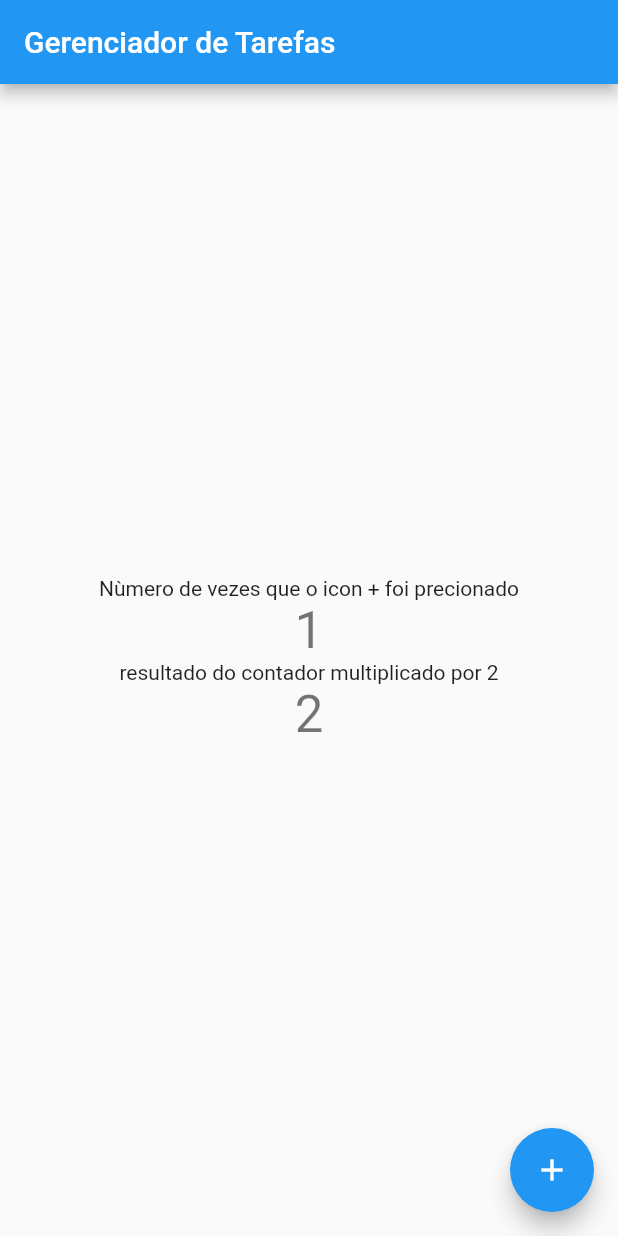
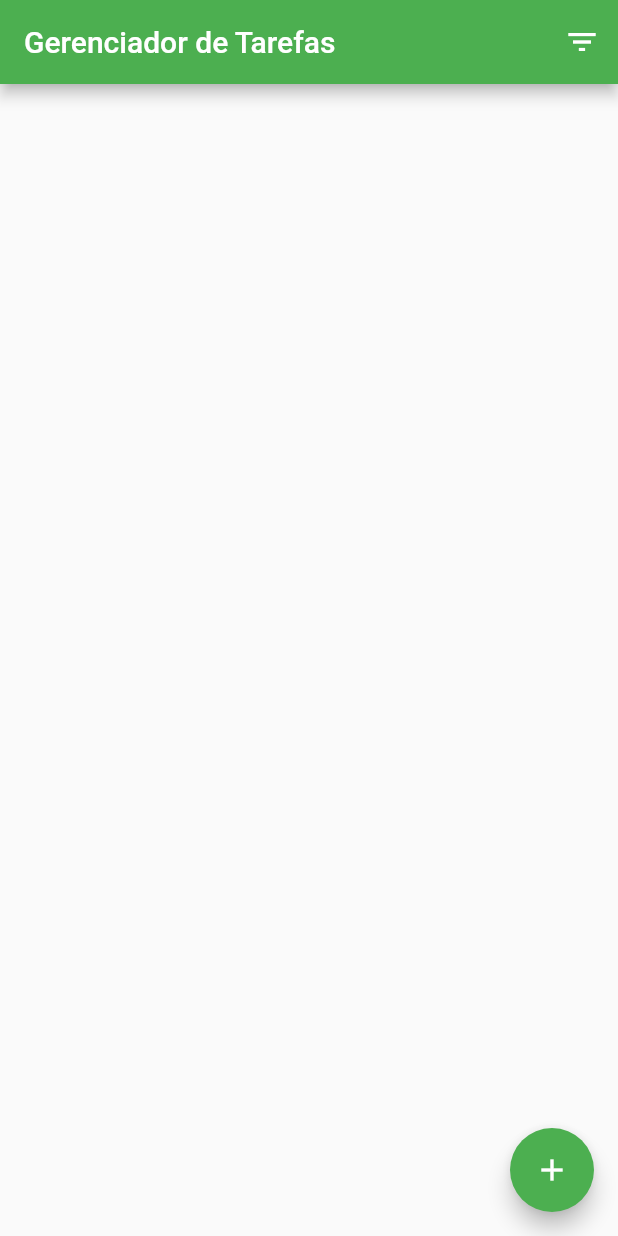
Before and after one commit to vinibraun/cadastro_pontos_turisticos, a Flutter app: the screen it shows after launch, after a tap on the "add" icon, on a phone screen of 412 x 824 dp. Run offline on Flutter 3.47's test engine with Material 2 defaults, Android fonts, the phone set to English and light mode, and no system bars.

Commit message:
commit aula 07-03

```diff
--- a/lib/main.dart
+++ b/lib/main.dart
@@ -1,126 +1,23 @@
 import 'package:flutter/material.dart';
+import 'package:gerenciador_tarefas_md/pages/lista_tarefas_page.dart';
 
 void main() {
-  runApp(const MyApp());
+  runApp(const AppGerenciadorTarefas());
 }
 
-class MyApp extends StatelessWidget {
-  const MyApp({super.key});
+class AppGerenciadorTarefas extends StatelessWidget {
+  const AppGerenciadorTarefas({super.key});
 
   // This widget is the root of your application.
   @override
   Widget build(BuildContext context) {
     return MaterialApp(
       title: 'App - Gerenciador de tarefas',
+      debugShowCheckedModeBanner: false,
       theme: ThemeData(
-        // This is the theme of your application.
-        //
-        // Try running your application with "flutter run". You'll see the
-        // application has a blue toolbar. Then, without quitting the app, try
-        // changing the primarySwatch below to Colors.green and then invoke
-        // "hot reload" (press "r" in the console where you ran "flutter run",
-        // or simply save your changes to "hot reload" in a Flutter IDE).
-        // Notice that the counter didn't reset back to zero; the application
-        // is not restarted.
-        primarySwatch: Colors.blue,
+        primarySwatch: Colors.green,
       ),
-      home: const MyHomePage(title: 'Gerenciador de Tarefas'),
+      home: ListaTarefaPage(),
     );
   }
 }
-
-class MyHomePage extends StatefulWidget {
-  const MyHomePage({super.key, required this.title});
-
-  // This widget is the home page of your application. It is stateful, meaning
-  // that it has a State object (defined below) that contains fields that affect
-  // how it looks.
-
-  // This class is the configuration for the state. It holds the values (in this
-  // case the title) provided by the parent (in this case the App widget) and
-  // used by the build method of the State. Fields in a Widget subclass are
-  // always marked "final".
-
-  final String title;
-
-  @override
-  State<MyHomePage> createState() => _MyHomePageState();
-}
-
-class _MyHomePageState extends State<MyHomePage> {
-  int _counter = 0;
-  int _numero = 0;
-
-  void _incrementCounter() {
-    _counter++;
-    _numero = (_counter * 2);
-    setState(() {
-      // This call to setState tells the Flutter framework that something has
-      // changed in this State, which causes it to rerun the build method below
-      // so that the display can reflect the updated values. If we changed
-      // _counter without calling setState(), then the build method would not be
-      // called again, and so nothing would appear to happen.
-      _counter;
-      //_numero;
-    });
-  }
-
-  @override
-  Widget build(BuildContext context) {
-    // This method is rerun every time setState is called, for instance as done
-    // by the _incrementCounter method above.
-    //
-    // The Flutter framework has been optimized to make rerunning build methods
-    // fast, so that you can just rebuild anything that needs updating rather
-    // than having to individually change instances of widgets.
-    return Scaffold(
-      appBar: AppBar(
-        // Here we take the value from the MyHomePage object that was created by
-        // the App.build method, and use it to set our appbar title.
-        title: Text(widget.title),
-      ),
-      body: Center(
-        // Center is a layout widget. It takes a single child and positions it
-        // in the middle of the parent.
-        child: Column(
-          // Column is also a layout widget. It takes a list of children and
-          // arranges them vertically. By default, it sizes itself to fit its
-          // children horizontally, and tries to be as tall as its parent.
-          //
-          // Invoke "debug painting" (press "p" in the console, choose the
-          // "Toggle Debug Paint" action from the Flutter Inspector in Android
-          // Studio, or the "Toggle Debug Paint" command in Visual Studio Code)
-          // to see the wireframe for each widget.
-          //
-          // Column has various properties to control how it sizes itself and
-          // how it positions its children. Here we use mainAxisAlignment to
-          // center the children vertically; the main axis here is the vertical
-          // axis because Columns are vertical (the cross axis would be
-          // horizontal).
-          mainAxisAlignment: MainAxisAlignment.center,
-          children: <Widget>[
-            const Text(
-              'Nùmero de vezes que o icon + foi precionado',
-            ),
-            Text(
-              '$_counter',
-              style: Theme.of(context).textTheme.headlineMedium,
-            ),
-            const Text(
-              'resultado do contador multiplicado por 2',
-            ),
-            Text(
-              '$_numero',
-              style: Theme.of(context).textTheme.headlineMedium,
-            ),
-          ],
-        ),
-      ),
-      floatingActionButton: FloatingActionButton(
-        onPressed: _incrementCounter,
-        tooltip: 'Increment',
-        child: const Icon(Icons.add),
-      ), // This trailing comma makes auto-formatting nicer for build methods.
-    );
-  }
-}
--- /dev/null
+++ b/lib/model/tarefa.dart
@@ -0,0 +1,23 @@
+import 'package:intl/intl.dart';
+
+class Tarefa{
+
+  static const CAMPO_ID = 'id';
+  static const CAMPO_DESCRICAO = 'descricao';
+  static const CAMPO_PRAZO = 'prazo';
+
+  int id;
+  String descricao;
+  DateTime? prazo;
+
+  Tarefa({required this.id, required this.descricao, this.prazo});
+
+  String get prazoFormatado{
+    if (prazo == null){
+      return ' ';
+    }
+    return DateFormat('dd/MM/yyy').format(prazo!);
+  }
+
+
+}
--- /dev/null
+++ b/lib/pages/lista_tarefas_page.dart
@@ -0,0 +1,40 @@
+
+import 'package:flutter/cupertino.dart';
+import 'package:flutter/material.dart';
+
+class ListaTarefaPage extends StatefulWidget{
+
+  @override
+  _ListaTarefasPageState createState() => _ListaTarefasPageState();
+
+}
+
+class _ListaTarefasPageState extends State<ListaTarefaPage>{
+
+
+  @override
+  Widget build(BuildContext context){
+    return Scaffold(
+      appBar: _criarAppBar(),
+      body: null,
+      floatingActionButton: FloatingActionButton(
+        onPressed: () {},
+        tooltip: 'Nova tarefa',
+        child: Icon(Icons.add),
+      ),
+
+
+    );
+  }
+
+ AppBar _criarAppBar(){
+    return AppBar(
+      title: const Text('Gerenciador de Tarefas'),
+      actions: [
+        IconButton(
+            onPressed: () {},
+            icon: const Icon(Icons.filter_list)),
+      ],
+    );
+ }
+}
--- a/pubspec.yaml
+++ b/pubspec.yaml
@@ -35,6 +35,7 @@ dependencies:
   # The following adds the Cupertino Icons font to your application.
   # Use with the CupertinoIcons class for iOS style icons.
   cupertino_icons: ^1.0.2
+  intl: ^0.18.0
 
 dev_dependencies:
   flutter_test:
```
Also changed, not shown: pubspec.lock, 1 other file.
